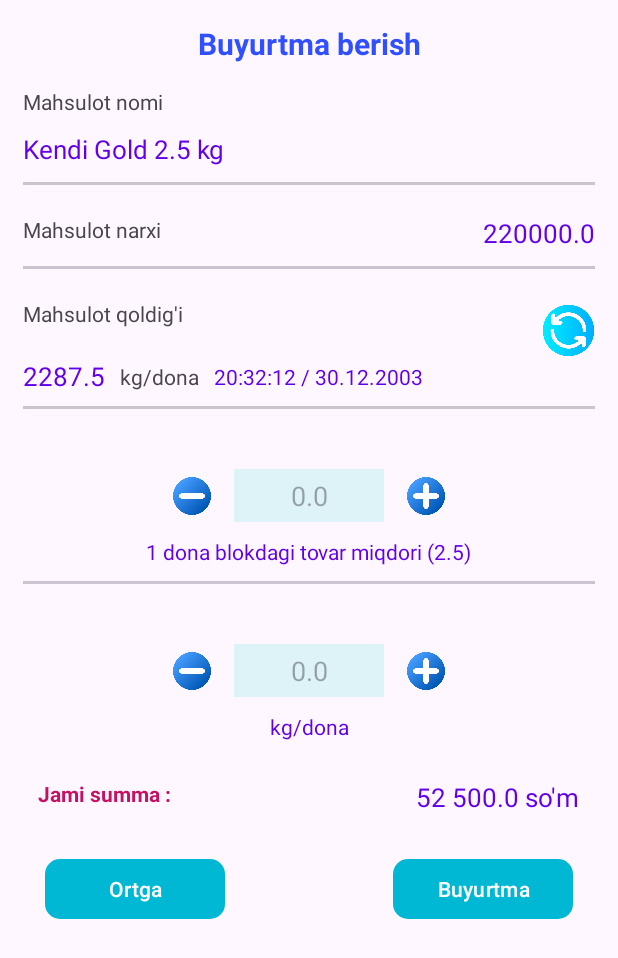
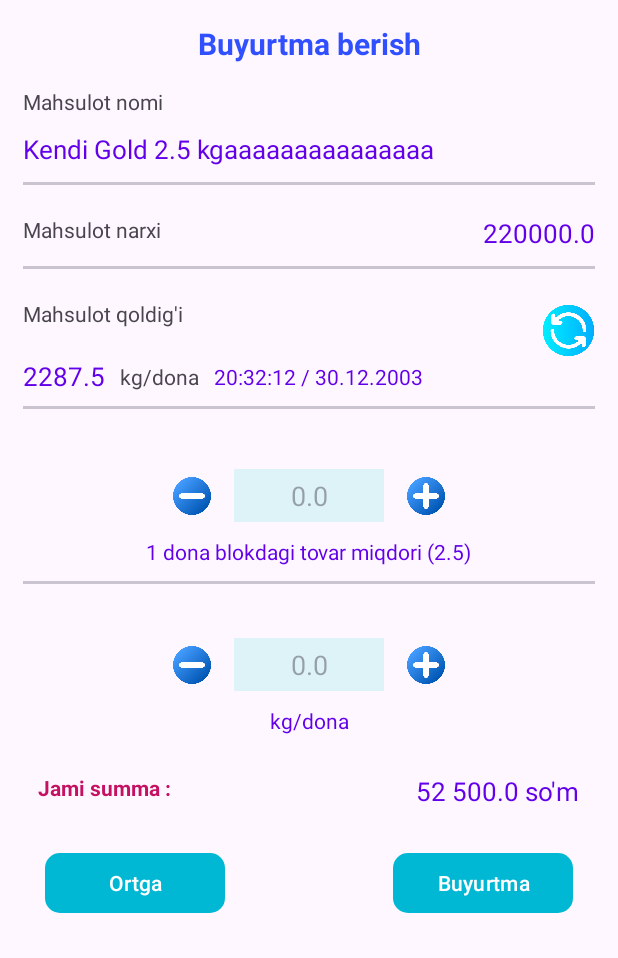
Before and after one commit to jurabek003/Sotuv_App, an Android app: the layout dialog_order.xml on its own in the app's theme, with its tools: preview values and no code run, on a phone screen of 412 x 824 dp. Shown: the top 958 px of the screen. Run offline under Robolectric (Android 15) with nearby library versions, the phone set to English and light mode, and no system bars; Roboto replaces fonts that are not available here.

Commit message:
some bug fix and some bug stay

```diff
--- a/app/src/main/java/uz/turgunboyevjurabek/saxovat/ui/fragments/products/SelectProductFragment.kt
+++ b/app/src/main/java/uz/turgunboyevjurabek/saxovat/ui/fragments/products/SelectProductFragment.kt
@@ -79,6 +79,7 @@ override fun onResume() {
         findNavController().popBackStack()
     }
 
+
 }
 
     override fun itemClick(getProductOfCategoriya: GetProductOfCategoriya, position: Int) {
--- a/app/src/main/res/layout/dialog_order.xml
+++ b/app/src/main/res/layout/dialog_order.xml
@@ -33,9 +33,10 @@
         android:layout_width="wrap_content"
         android:layout_height="wrap_content"
         android:fontFamily="@font/belgrano"
-        android:text="Kendi Gold 2.5 kg"
+        android:text="Kendi Gold 2.5 kgaaaaaaaaaaaaaaa"
         android:textSize="17sp"
         android:textColor="#6200EA"
+        android:maxWidth="300dp"
         android:layout_marginStart="15dp"
         android:layout_marginTop="10dp"
         app:layout_constraintStart_toStartOf="parent"
@@ -151,6 +152,7 @@
         android:layout_marginTop="40dp"
         android:background="#FFDEF3F8"
         android:maxLength="6"
+        android:inputType="number"
         android:gravity="center"
         android:paddingVertical="5dp"
         android:hint="0.0"
@@ -204,13 +206,15 @@
         android:id="@+id/editText2"
         android:layout_width="100dp"
         android:layout_height="wrap_content"
-        android:layout_marginTop="40dp"
+        android:layout_marginTop="36dp"
         android:background="#FFDEF3F8"
+        android:inputType="number"
         android:gravity="center"
+        android:hint="0.0"
+        android:maxLength="6"
         android:paddingVertical="5dp"
-        android:maxLength="6"
-        android:hint="0.0"
-    app:layout_constraintEnd_toEndOf="parent"
+        app:layout_constraintEnd_toEndOf="parent"
+        app:layout_constraintHorizontal_bias="0.501"
         app:layout_constraintStart_toStartOf="parent"
         app:layout_constraintTop_toBottomOf="@+id/divider_4" />
 
```
Also changed, not shown: app/src/main/java/uz/turgunboyevjurabek/saxovat/MainActivity.kt (+7 -6 lines), app/src/main/java/uz/turgunboyevjurabek/saxovat/ui/fragments/products/AllProductFragment.kt (+22 -3 lines).
